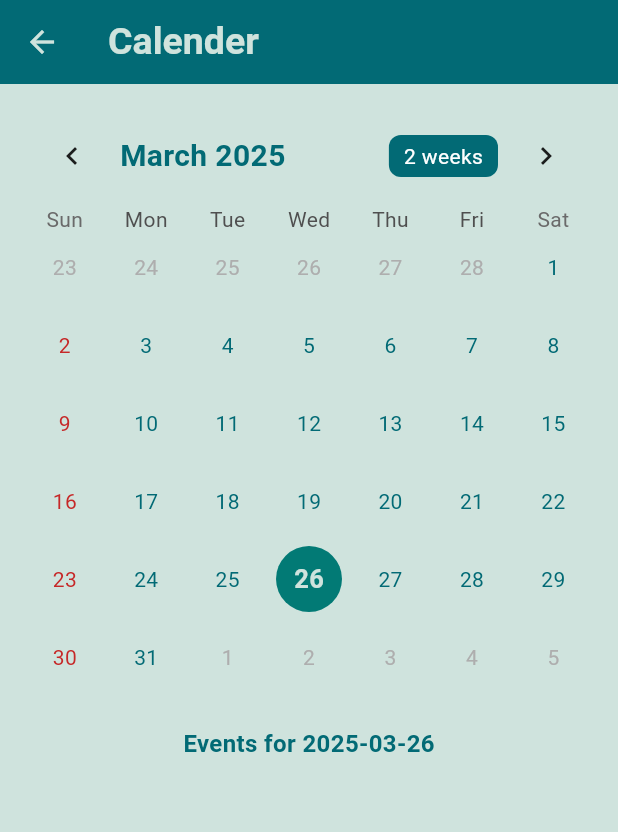
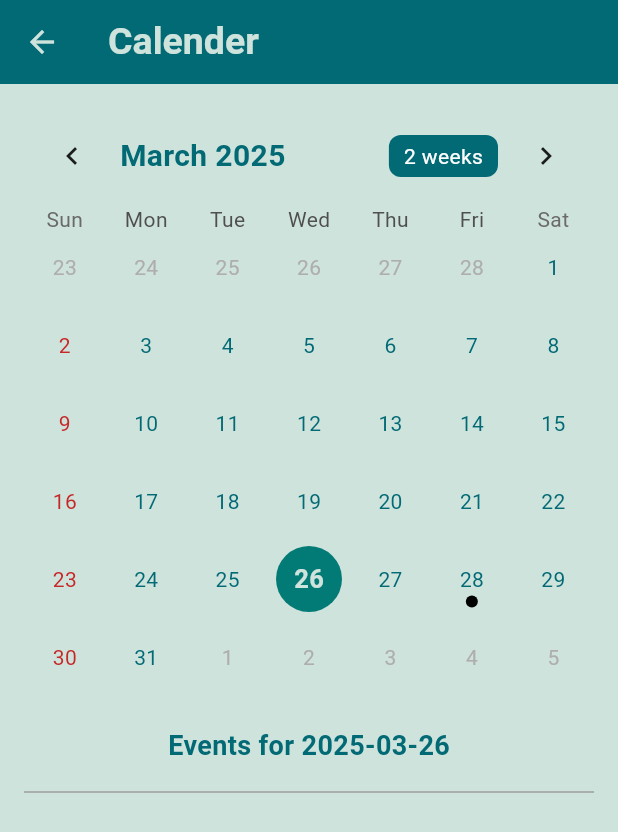
Before and after one commit to Naveen7300/digital_campus, a Flutter app: the EventsPage screen opened directly, on a phone screen of 412 x 824 dp. Shown: the top 832 px of the screen. Run offline on Flutter 3.47's test engine with Material 3 defaults, Android fonts, the phone set to English and light mode, and no system bars; drawn by our look-alikes of table_calendar; our stand-ins replace firebase_auth, firebase_core, firebase_database; accounts and stored records are empty.

Commit message:
1. added one more contact. 2. added dynamic event in events/calendar.

```diff
--- a/lib/events_page.dart
+++ b/lib/events_page.dart
@@ -16,11 +16,20 @@ class _EventsPageState extends State<EventsPage> with WidgetsBindingObserver {
   DateTime _focusedDay = DateTime.now();
   DateTime _selectedDay = DateTime.now();
 
+  // Add the event for 28/03/2025
+  Map<DateTime, List<String>> _events = {
+    DateTime.utc(2025, 3, 28): ['Final Semester Project Report Submission'],
+  };
+
   @override
   void initState() {
     super.initState();
     NavigationService.setCurrentRoute('/EventsPage');
     WidgetsBinding.instance.addObserver(this);
+  }
+
+  List<String> _getEventsForDay(DateTime day) {
+    return _events[day] ?? [];
   }
 
   @override
@@ -71,8 +80,7 @@ class _EventsPageState extends State<EventsPage> with WidgetsBindingObserver {
                 ),
               ),
               calendarBuilders: CalendarBuilders(
-                // Use a builder that returns a Widget for each day.
-                defaultBuilder : (BuildContext context, DateTime day, DateTime focusedDay) {
+                defaultBuilder: (BuildContext context, DateTime day, DateTime focusedDay) {
                   if (isSameDay(day, _selectedDay)) {
                     return Container(
                       margin: const EdgeInsets.all(4.0),
@@ -111,7 +119,7 @@ class _EventsPageState extends State<EventsPage> with WidgetsBindingObserver {
                       style: TextStyle(
                         fontSize: 17,
                         color: Color(0xFFCFE3DD),
-                          fontWeight: FontWeight.bold
+                        fontWeight: FontWeight.bold,
                       ),
                     ),
                   );
@@ -136,13 +144,13 @@ class _EventsPageState extends State<EventsPage> with WidgetsBindingObserver {
                 markerBuilder: (context, day, events) {
                   if (events.isNotEmpty) {
                     return Positioned(
-                      bottom: 1,
+                      bottom: 7,
                       child: Container(
                         height: 8.0,
                         width: 8.0,
                         decoration: BoxDecoration(
                           shape: BoxShape.circle,
-                          color: Colors.red,
+                          color: Colors.black,
                         ),
                       ),
                     );
@@ -150,16 +158,49 @@ class _EventsPageState extends State<EventsPage> with WidgetsBindingObserver {
                   return null;
                 },
               ),
+              eventLoader: _getEventsForDay, // Add eventLoader here
             ),
             const SizedBox(height: 20),
-            Expanded(
-              child: Text(
+            Text(
               "Events for ${_selectedDay.toString().split(' ')[0]}",
               style: const TextStyle(
                 fontWeight: FontWeight.bold,
                 color: Color(0xFF026A75),
+                fontSize: 18,
+              ),
+            ),
+            const SizedBox(height: 10),
+            const Divider(color: Colors.grey,),
+            const SizedBox(height: 10),
+            Expanded(
+              child: ListView(
+                children: _getEventsForDay(_selectedDay)
+                    .map((event) => Container( // Wrap ListTile in Container
+                  decoration: BoxDecoration(
+                    color: Color(0xffcfe3dd), // Add background color
+                    borderRadius: BorderRadius.circular(8.0), // Optional: Add rounded corners
+                    boxShadow: [
+                      BoxShadow(
+                        color: Colors.grey, // Shadow color
+                        spreadRadius: 2, // Spread radius
+                        blurRadius: 5, // Blur radius
+                        offset: Offset(0, 3), // changes position of shadow
+                      ),
+                    ],
+                  ),
+                  margin: EdgeInsets.symmetric(vertical: 4.0), // Add margin for spacing
+                  child: ListTile(
+                    title: Text(
+                      event,
+                      style: TextStyle(
+                        color: Color(0xff026a75),
                         fontSize: 16,
+                        fontWeight: FontWeight.bold,
+                      )
                     ),
+                  ),
+                ))
+                    .toList(),
               ),
             ),
           ],
--- a/lib/prof_contact.dart
+++ b/lib/prof_contact.dart
@@ -13,6 +13,11 @@ class ProfContactPage extends StatefulWidget {
 class _ProfContactPageState extends State<ProfContactPage> {
   // Sample professor data (replace with your actual data)
   final List<Map<String, String>> _professors = [
+    {
+      'name': 'Dr. K. Suneetha',
+      'contact': '8473689840',
+      'email': 'k.suneetha@jainuniversity.ac.in',
+    },
     {
       'name': 'Dr. Sanjeev Kumar Mandal',
       'contact': '9876543210',
```
Lines whose indentation alone changed are shown as unchanged.
